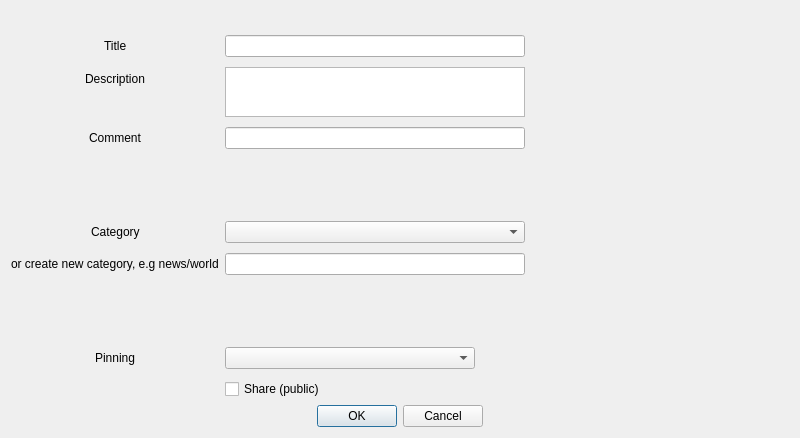
First picture: the form in galacteek/ui/addhashmarkdialog.ui, repository pinnaculum/galacteek, before the edit.
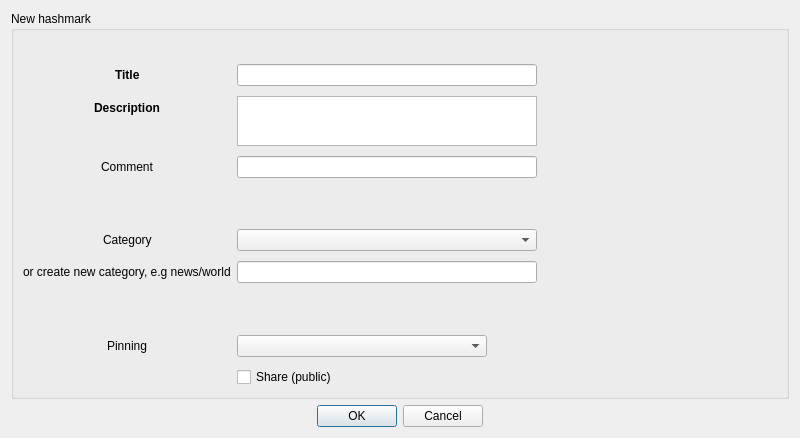
Second picture: the form after the edit. Icons and pictures are not drawn.

The edit to the form file:
```diff
--- a/galacteek/ui/addhashmarkdialog.ui
+++ b/galacteek/ui/addhashmarkdialog.ui
@@ -34,6 +34,12 @@
   </property>
   <layout class="QVBoxLayout" name="verticalLayout">
    <item>
+    <widget class="QGroupBox" name="groupBox">
+     <property name="title">
+      <string>New hashmark</string>
+     </property>
+     <layout class="QVBoxLayout" name="verticalLayout_2">
+      <item>
     <layout class="QFormLayout" name="formLayout">
      <property name="labelAlignment">
       <set>Qt::AlignCenter</set>
@@ -79,7 +85,7 @@
      <item row="1" column="0">
       <widget class="QLabel" name="label">
        <property name="text">
-        <string>Title</string>
+           <string>&lt;html&gt;&lt;head/&gt;&lt;body&gt;&lt;p&gt;&lt;span style=&quot; font-weight:600;&quot;&gt;Title&lt;/span&gt;&lt;/p&gt;&lt;/body&gt;&lt;/html&gt;</string>
        </property>
       </widget>
      </item>
@@ -105,7 +111,7 @@
      <item row="2" column="0">
       <widget class="QLabel" name="label_7">
        <property name="text">
-        <string>Description</string>
+           <string>&lt;html&gt;&lt;head/&gt;&lt;body&gt;&lt;p&gt;&lt;span style=&quot; font-weight:600;&quot;&gt;Description&lt;/span&gt;&lt;/p&gt;&lt;/body&gt;&lt;/html&gt;</string>
        </property>
       </widget>
      </item>
@@ -237,6 +243,9 @@
       </widget>
      </item>
     </layout>
+      </item>
+     </layout>
+    </widget>
    </item>
    <item alignment="Qt::AlignHCenter">
     <widget class="QDialogButtonBox" name="buttonBox">
```
Lines whose indentation alone changed are shown as unchanged.
